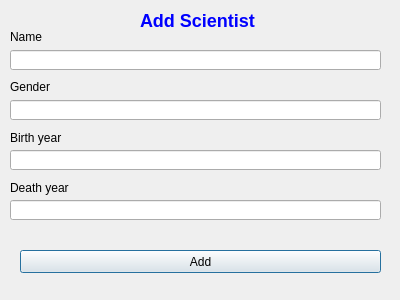
Qt form EndurvinnslustöðATeam/Skil3/Ui/addscientist.ui (trunti/verklegtn-m) before a commit.
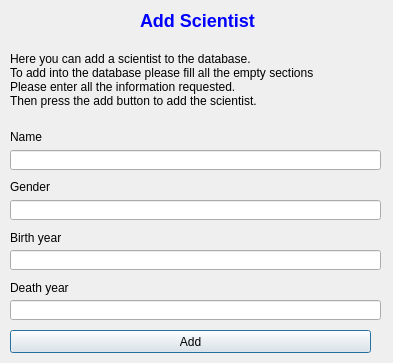
The same form after that commit.

The edit to the form file:
```diff
--- a/EndurvinnslustöðATeam/Skil3/Ui/addscientist.ui
+++ b/EndurvinnslustöðATeam/Skil3/Ui/addscientist.ui
@@ -6,8 +6,8 @@
    <rect>
     <x>0</x>
     <y>0</y>
-    <width>400</width>
-    <height>300</height>
+    <width>393</width>
+    <height>363</height>
    </rect>
   </property>
   <property name="windowTitle">
@@ -30,7 +30,7 @@
    <property name="geometry">
     <rect>
      <x>10</x>
-     <y>30</y>
+     <y>130</y>
      <width>47</width>
      <height>13</height>
     </rect>
@@ -43,7 +43,7 @@
    <property name="geometry">
     <rect>
      <x>10</x>
-     <y>50</y>
+     <y>150</y>
      <width>371</width>
      <height>20</height>
     </rect>
@@ -53,7 +53,7 @@
    <property name="geometry">
     <rect>
      <x>10</x>
-     <y>80</y>
+     <y>180</y>
      <width>47</width>
      <height>13</height>
     </rect>
@@ -66,7 +66,7 @@
    <property name="geometry">
     <rect>
      <x>10</x>
-     <y>100</y>
+     <y>200</y>
      <width>371</width>
      <height>20</height>
     </rect>
@@ -76,7 +76,7 @@
    <property name="geometry">
     <rect>
      <x>10</x>
-     <y>130</y>
+     <y>230</y>
      <width>221</width>
      <height>16</height>
     </rect>
@@ -89,7 +89,7 @@
    <property name="geometry">
     <rect>
      <x>10</x>
-     <y>150</y>
+     <y>250</y>
      <width>371</width>
      <height>20</height>
     </rect>
@@ -99,7 +99,7 @@
    <property name="geometry">
     <rect>
      <x>10</x>
-     <y>180</y>
+     <y>280</y>
      <width>141</width>
      <height>16</height>
     </rect>
@@ -112,7 +112,7 @@
    <property name="geometry">
     <rect>
      <x>10</x>
-     <y>200</y>
+     <y>300</y>
      <width>371</width>
      <height>20</height>
     </rect>
@@ -121,8 +121,8 @@
   <widget class="QPushButton" name="pushButton_add">
    <property name="geometry">
     <rect>
-     <x>20</x>
-     <y>250</y>
+     <x>10</x>
+     <y>330</y>
      <width>361</width>
      <height>23</height>
     </rect>
@@ -196,6 +196,19 @@
     <string/>
    </property>
   </widget>
+  <widget class="QLabel" name="label_6">
+   <property name="geometry">
+    <rect>
+     <x>10</x>
+     <y>40</y>
+     <width>341</width>
+     <height>81</height>
+    </rect>
+   </property>
+   <property name="text">
+    <string>&lt;html&gt;&lt;head/&gt;&lt;body&gt;&lt;p&gt;Here you can add a scientist to the database.&lt;br/&gt;To add into the database please fill all the empty sections &lt;br/&gt;Please enter all the information requested.&lt;br/&gt;Then press the add button to add the scientist.&lt;/p&gt;&lt;/body&gt;&lt;/html&gt;</string>
+   </property>
+  </widget>
  </widget>
  <resources/>
  <connections/>
```
